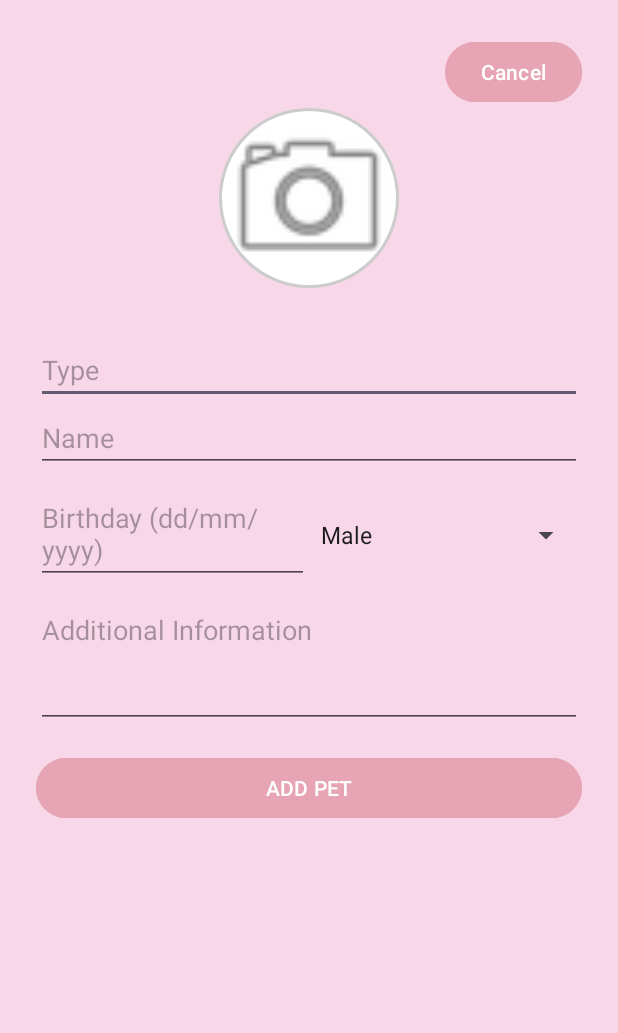
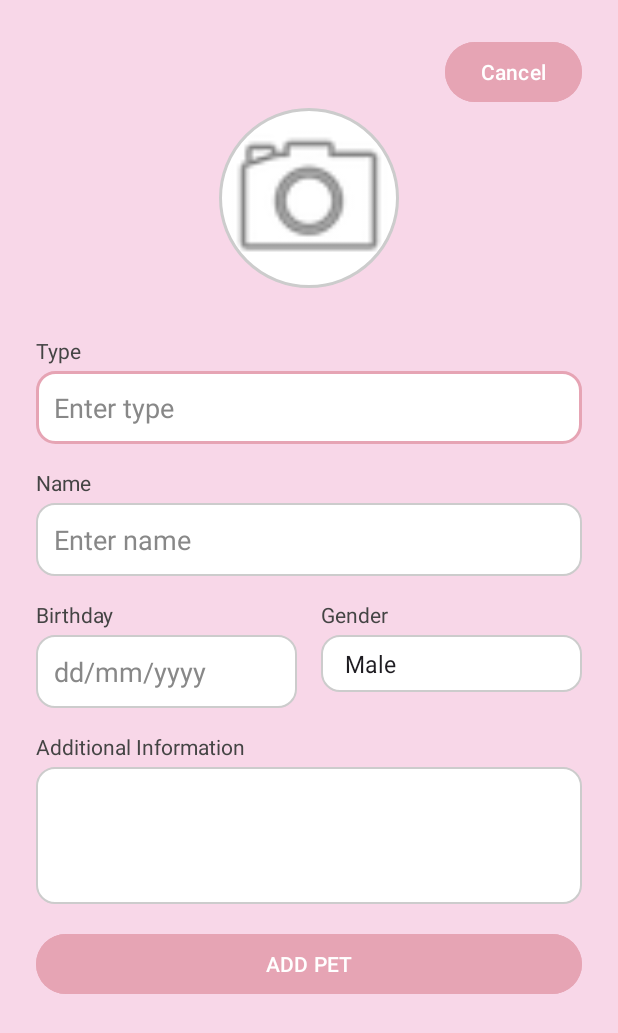
Before and after one commit to ayseecebilgi/project, an Android app: the AddPetActivity screen opened directly, with no data from a screen before it, on a phone screen of 412 x 824 dp. Shown: the top 1033 px of the screen. Run offline under Robolectric (Android 15) with nearby library versions, the phone set to English and light mode, and no system bars; our stand-ins replace Firebase (no records; nobody signed in at launch, a user with empty details on screens opened directly); pictures from the network do not load.

Commit message:
Changed the UI in activity_add_pet.xml

```diff
--- /dev/null
+++ b/app/src/main/res/drawable/edittext_rounded_background.xml
@@ -0,0 +1,21 @@
+<?xml version="1.0" encoding="utf-8"?>
+<selector xmlns:android="http://schemas.android.com/apk/res/android">
+
+    <!-- Focused State -->
+    <item android:state_focused="true">
+        <shape android:shape="rectangle">
+            <solid android:color="#FFFFFF"/>
+            <stroke android:width="2dp" android:color="#E6A4B4"/>
+            <corners android:radius="12dp"/>
+        </shape>
+    </item>
+
+    <!-- Default State -->
+    <item>
+        <shape android:shape="rectangle">
+            <solid android:color="#FFFFFF"/>
+            <stroke android:width="1dp" android:color="#CCCCCC"/>
+            <corners android:radius="12dp"/>
+        </shape>
+    </item>
+</selector>
--- a/app/src/main/res/layout/activity_add_pet.xml
+++ b/app/src/main/res/layout/activity_add_pet.xml
@@ -35,50 +35,158 @@
         </FrameLayout>
 
         <!-- Type -->
+        <LinearLayout
+            android:layout_width="match_parent"
+            android:layout_height="wrap_content"
+            android:orientation="vertical"
+            android:layout_marginTop="16dp">
+
+            <!-- Label above the input -->
+            <TextView
+                android:id="@+id/labelType"
+                android:layout_width="wrap_content"
+                android:layout_height="wrap_content"
+                android:text="Type"
+                android:textSize="14sp"
+                android:textColor="#444444"
+                android:layout_marginBottom="4dp" />
+
+            <!-- Input field -->
             <EditText
                 android:id="@+id/inputType"
                 android:layout_width="match_parent"
                 android:layout_height="wrap_content"
-            android:layout_marginTop="16dp"
-            android:hint="Type" />
+                android:hint="Enter type"
+                android:padding="12dp"
+                android:background="@drawable/edittext_rounded_background"
+                android:textColor="#000000"
+                android:textColorHint="#888888" />
+
+        </LinearLayout>
+
         <!-- Name -->
+        <LinearLayout
+            android:layout_width="match_parent"
+            android:layout_height="wrap_content"
+            android:orientation="vertical"
+            android:layout_marginTop="16dp">
+
+            <!-- Label above the input -->
+            <TextView
+                android:id="@+id/labelName"
+                android:layout_width="wrap_content"
+                android:layout_height="wrap_content"
+                android:text="Name"
+                android:textSize="14sp"
+                android:textColor="#444444"
+                android:layout_marginBottom="4dp" />
+
+            <!-- Input field -->
             <EditText
                 android:id="@+id/inputName"
-            android:hint="Name"
                 android:layout_width="match_parent"
-            android:layout_height="wrap_content" />
+                android:layout_height="wrap_content"
+                android:hint="Enter name"
+                android:padding="12dp"
+                android:background="@drawable/edittext_rounded_background"
+                android:textColor="#000000"
+                android:textColorHint="#888888" />
+        </LinearLayout>
 
-        <!-- Birthday and Gender in Horizontal Layout -->
+        <!-- Birthday and Gender in Horizontal Layout with Labels -->
         <LinearLayout
             android:layout_width="match_parent"
             android:layout_height="wrap_content"
             android:orientation="horizontal"
-            android:layout_marginTop="8dp">
+            android:layout_marginTop="16dp"
+            android:weightSum="2"
+            android:dividerPadding="8dp"
+            android:showDividers="middle">
+
+            <!-- Birthday Field -->
+            <LinearLayout
+                android:layout_width="0dp"
+                android:layout_weight="1"
+                android:layout_height="wrap_content"
+                android:orientation="vertical"
+                android:layout_marginEnd="8dp">
+
+                <TextView
+                    android:id="@+id/labelBirthday"
+                    android:layout_width="wrap_content"
+                    android:layout_height="wrap_content"
+                    android:text="Birthday"
+                    android:textSize="14sp"
+                    android:textColor="#444444"
+                    android:layout_marginBottom="4dp" />
 
                 <EditText
                     android:id="@+id/inputBirthday"
-                android:hint="Birthday (dd/mm/yyyy)"
+                    android:layout_width="match_parent"
+                    android:layout_height="wrap_content"
+                    android:hint="dd/mm/yyyy"
+                    android:background="@drawable/edittext_rounded_background"
+                    android:padding="12dp"
+                    android:textColor="#000000"
+                    android:textColorHint="#888888" />
+            </LinearLayout>
+
+            <!-- Gender Field -->
+            <LinearLayout
                 android:layout_width="0dp"
                 android:layout_weight="1"
-                android:layout_height="wrap_content" />
+                android:layout_height="wrap_content"
+                android:orientation="vertical"
+                android:layout_marginStart="8dp">
+
+                <TextView
+                    android:id="@+id/labelGender"
+                    android:layout_width="wrap_content"
+                    android:layout_height="wrap_content"
+                    android:text="Gender"
+                    android:textSize="14sp"
+                    android:textColor="#444444"
+                    android:layout_marginBottom="4dp" />
 
                 <Spinner
                     android:id="@+id/inputGender"
-                android:layout_width="0dp"
+                    android:layout_width="match_parent"
                     android:layout_height="wrap_content"
-                android:layout_weight="1"
-                android:entries="@array/gender_options" />
+                    android:entries="@array/gender_options"
+                    android:background="@drawable/edittext_rounded_background"
+                    android:padding="8dp" />
+            </LinearLayout>
         </LinearLayout>
 
-        <!-- Additional Info -->
+
+        <!-- Additional Information -->
+        <LinearLayout
+            android:layout_width="match_parent"
+            android:layout_height="wrap_content"
+            android:orientation="vertical"
+            android:layout_marginTop="16dp">
+
+            <TextView
+                android:id="@+id/labelInfo"
+                android:layout_width="wrap_content"
+                android:layout_height="wrap_content"
+                android:text="Additional Information"
+                android:textSize="14sp"
+                android:textColor="#444444"
+                android:layout_marginBottom="4dp" />
+
             <EditText
                 android:id="@+id/inputInfo"
-            android:hint="Additional Information"
                 android:layout_width="match_parent"
                 android:layout_height="wrap_content"
                 android:minLines="3"
                 android:gravity="top"
-            android:layout_marginTop="8dp" />
+                android:padding="12dp"
+                android:background="@drawable/edittext_rounded_background"
+                android:textColor="#000000"
+                android:textColorHint="#888888" />
+        </LinearLayout>
+
 
         <!-- Add Pet Button -->
         <Button
```
Lines whose indentation alone changed are shown as unchanged.
